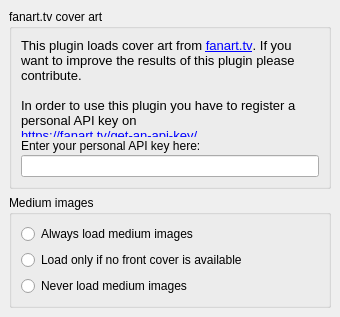
First picture: the form in plugins/fanarttv/options_fanarttv.ui, repository metabrainz/picard-plugins, before the edit.
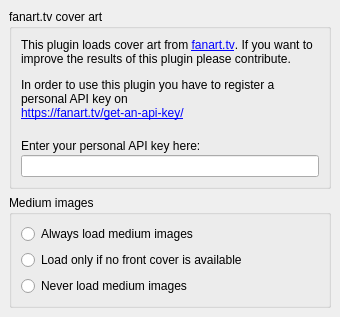
Second picture: the form after the edit.

Commit message: fanarttv, theaudiodb: Removed custom formatting from option pages

Patch:
```diff
--- a/plugins/fanarttv/options_fanarttv.ui
+++ b/plugins/fanarttv/options_fanarttv.ui
@@ -51,12 +51,9 @@
        <widget class="QLabel" name="label">
         <property name="text">
          <string>&lt;!DOCTYPE HTML PUBLIC &quot;-//W3C//DTD HTML 4.0//EN&quot; &quot;http://www.w3.org/TR/REC-html40/strict.dtd&quot;&gt;
-&lt;html&gt;&lt;head&gt;&lt;meta name=&quot;qrichtext&quot; content=&quot;1&quot; /&gt;&lt;style type=&quot;text/css&quot;&gt;
-p, li { white-space: pre-wrap; }
-&lt;/style&gt;&lt;/head&gt;&lt;body style=&quot; font-family:'Cantarell'; font-size:10pt; font-weight:400; font-style:normal;&quot;&gt;
-&lt;p style=&quot; margin-top:0px; margin-bottom:0px; margin-left:0px; margin-right:0px; -qt-block-indent:0; text-indent:0px;&quot;&gt;This plugin loads cover art from &lt;a href=&quot;http://fanart.tv/&quot;&gt;&lt;span style=&quot; text-decoration: underline; color:#0000ff;&quot;&gt;fanart.tv&lt;/span&gt;&lt;/a&gt;. If you want to improve the results of this plugin please contribute.&lt;/p&gt;
-&lt;p style=&quot;-qt-paragraph-type:empty; margin-top:0px; margin-bottom:0px; margin-left:0px; margin-right:0px; -qt-block-indent:0; text-indent:0px;&quot;&gt;&lt;br /&gt;&lt;/p&gt;
-&lt;p style=&quot; margin-top:0px; margin-bottom:0px; margin-left:0px; margin-right:0px; -qt-block-indent:0; text-indent:0px;&quot;&gt;In order to use this plugin you have to register a personal API key on&lt;br /&gt;&lt;a href=&quot;https://fanart.tv/get-an-api-key/&quot;&gt;&lt;span style=&quot; text-decoration: underline; color:#0000ff;&quot;&gt;https://fanart.tv/get-an-api-key/&lt;/span&gt;&lt;/a&gt;&lt;/p&gt;&lt;/body&gt;&lt;/html&gt;</string>
+&lt;html&gt;&lt;head&gt;&lt;meta name=&quot;qrichtext&quot; content=&quot;1&quot; /&gt;&lt;/head&gt;&lt;body&gt;
+&lt;p&gt;This plugin loads cover art from &lt;a href=&quot;http://fanart.tv/&quot;&gt;fanart.tv&lt;/a&gt;. If you want to improve the results of this plugin please contribute.&lt;/p&gt;
+&lt;p&gt;In order to use this plugin you have to register a personal API key on&lt;br /&gt;&lt;a href=&quot;https://fanart.tv/get-an-api-key/&quot;&gt;https://fanart.tv/get-an-api-key/&lt;/a&gt;&lt;/p&gt;&lt;/body&gt;&lt;/html&gt;</string>
         </property>
         <property name="textFormat">
          <enum>Qt::RichText</enum>
```
The commit also changes 5 other files.
